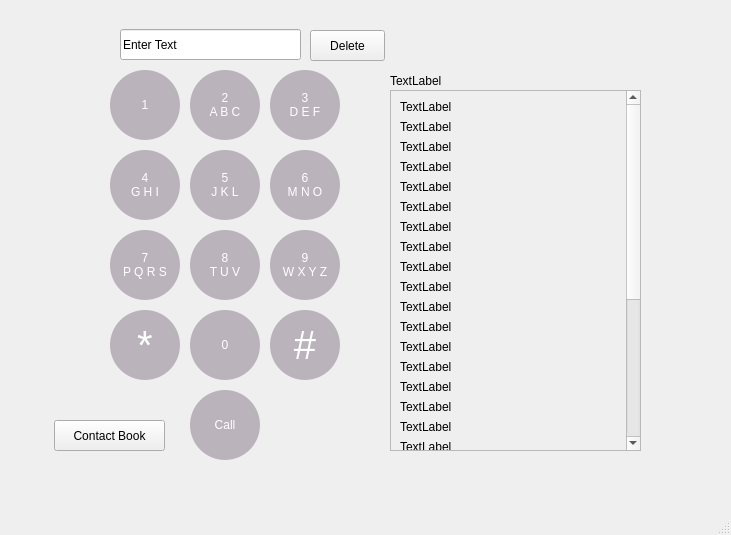
The window that mainwindow.ui (SPUKeenan/Phone) describes before a commit, drawn with Qt 5.
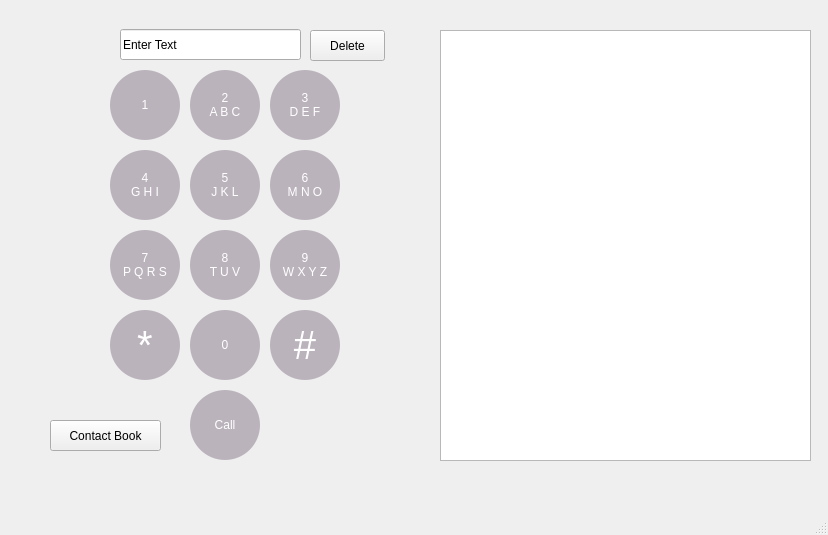
The same window after the commit.

Patch:
```diff
--- a/mainwindow.ui
+++ b/mainwindow.ui
@@ -6,7 +6,7 @@
    <rect>
     <x>0</x>
     <y>0</y>
-    <width>731</width>
+    <width>828</width>
     <height>535</height>
    </rect>
   </property>
@@ -242,245 +242,6 @@
      <string>Call</string>
     </property>
    </widget>
-   <widget class="QScrollArea" name="scrollArea">
-    <property name="geometry">
-     <rect>
-      <x>390</x>
-      <y>90</y>
-      <width>251</width>
-      <height>361</height>
-     </rect>
-    </property>
-    <property name="widgetResizable">
-     <bool>true</bool>
-    </property>
-    <widget class="QWidget" name="scrollAreaWidgetContents">
-     <property name="geometry">
-      <rect>
-       <x>0</x>
-       <y>0</y>
-       <width>234</width>
-       <height>738</height>
-      </rect>
-     </property>
-     <layout class="QGridLayout" name="gridLayout">
-      <item row="7" column="0">
-       <layout class="QVBoxLayout" name="verticalLayout">
-        <item>
-         <widget class="QLabel" name="label_3">
-          <property name="text">
-           <string>TextLabel</string>
-          </property>
-         </widget>
-        </item>
-        <item>
-         <widget class="QLabel" name="label_4">
-          <property name="text">
-           <string>TextLabel</string>
-          </property>
-         </widget>
-        </item>
-        <item>
-         <widget class="QLabel" name="label_13">
-          <property name="text">
-           <string>TextLabel</string>
-          </property>
-         </widget>
-        </item>
-        <item>
-         <widget class="QLabel" name="label_9">
-          <property name="text">
-           <string>TextLabel</string>
-          </property>
-         </widget>
-        </item>
-        <item>
-         <widget class="QLabel" name="label_11">
-          <property name="text">
-           <string>TextLabel</string>
-          </property>
-         </widget>
-        </item>
-        <item>
-         <widget class="QLabel" name="label_10">
-          <property name="text">
-           <string>TextLabel</string>
-          </property>
-         </widget>
-        </item>
-        <item>
-         <widget class="QLabel" name="label_20">
-          <property name="text">
-           <string>TextLabel</string>
-          </property>
-         </widget>
-        </item>
-        <item>
-         <widget class="QLabel" name="label_17">
-          <property name="text">
-           <string>TextLabel</string>
-          </property>
-         </widget>
-        </item>
-        <item>
-         <widget class="QLabel" name="label_23">
-          <property name="text">
-           <string>TextLabel</string>
-          </property>
-         </widget>
-        </item>
-        <item>
-         <widget class="QLabel" name="label_30">
-          <property name="text">
-           <string>TextLabel</string>
-          </property>
-         </widget>
-        </item>
-        <item>
-         <widget class="QLabel" name="label_29">
-          <property name="text">
-           <string>TextLabel</string>
-          </property>
-         </widget>
-        </item>
-        <item>
-         <widget class="QLabel" name="label_31">
-          <property name="text">
-           <string>TextLabel</string>
-          </property>
-         </widget>
-        </item>
-        <item>
-         <widget class="QLabel" name="label_24">
-          <property name="text">
-           <string>TextLabel</string>
-          </property>
-         </widget>
-        </item>
-        <item>
-         <widget class="QLabel" name="label_25">
-          <property name="text">
-           <string>TextLabel</string>
-          </property>
-         </widget>
-        </item>
-        <item>
-         <widget class="QLabel" name="label_26">
-          <property name="text">
-           <string>TextLabel</string>
-          </property>
-         </widget>
-        </item>
-        <item>
-         <widget class="QLabel" name="label_27">
-          <property name="text">
-           <string>TextLabel</string>
-          </property>
-         </widget>
-        </item>
-        <item>
-         <widget class="QLabel" name="label_28">
-          <property name="text">
-           <string>TextLabel</string>
-          </property>
-         </widget>
-        </item>
-        <item>
-         <widget class="QLabel" name="label_18">
-          <property name="text">
-           <string>TextLabel</string>
-          </property>
-         </widget>
-        </item>
-        <item>
-         <widget class="QLabel" name="label_14">
-          <property name="text">
-           <string>TextLabel</string>
-          </property>
-         </widget>
-        </item>
-        <item>
-         <widget class="QLabel" name="label_21">
-          <property name="text">
-           <string>TextLabel</string>
-          </property>
-         </widget>
-        </item>
-        <item>
-         <widget class="QLabel" name="label_15">
-          <property name="text">
-           <string>TextLabel</string>
-          </property>
-         </widget>
-        </item>
-        <item>
-         <widget class="QLabel" name="label_16">
-          <property name="text">
-           <string>TextLabel</string>
-          </property>
-         </widget>
-        </item>
-        <item>
-         <widget class="QLabel" name="label_19">
-          <property name="text">
-           <string>TextLabel</string>
-          </property>
-         </widget>
-        </item>
-        <item>
-         <widget class="QLabel" name="label_22">
-          <property name="text">
-           <string>TextLabel</string>
-          </property>
-         </widget>
-        </item>
-        <item>
-         <widget class="QLabel" name="label_12">
-          <property name="text">
-           <string>TextLabel</string>
-          </property>
-         </widget>
-        </item>
-        <item>
-         <widget class="QLabel" name="label_8">
-          <property name="text">
-           <string>TextLabel</string>
-          </property>
-         </widget>
-        </item>
-        <item>
-         <widget class="QLabel" name="label_7">
-          <property name="text">
-           <string>TextLabel</string>
-          </property>
-         </widget>
-        </item>
-        <item>
-         <widget class="QLabel" name="label_6">
-          <property name="text">
-           <string>TextLabel</string>
-          </property>
-         </widget>
-        </item>
-        <item>
-         <widget class="QLabel" name="label_5">
-          <property name="text">
-           <string>TextLabel</string>
-          </property>
-         </widget>
-        </item>
-        <item>
-         <widget class="QLabel" name="label_2">
-          <property name="text">
-           <string>TextLabel</string>
-          </property>
-         </widget>
-        </item>
-       </layout>
-      </item>
-     </layout>
-    </widget>
-   </widget>
    <widget class="QPushButton" name="poundbutton">
     <property name="geometry">
      <rect>
@@ -557,19 +318,6 @@
      <string>*</string>
     </property>
    </widget>
-   <widget class="QLabel" name="label">
-    <property name="geometry">
-     <rect>
-      <x>390</x>
-      <y>70</y>
-      <width>250</width>
-      <height>21</height>
-     </rect>
-    </property>
-    <property name="text">
-     <string>TextLabel</string>
-    </property>
-   </widget>
    <widget class="QLineEdit" name="display">
     <property name="geometry">
      <rect>
@@ -602,7 +350,7 @@
    <widget class="QPushButton" name="OpenAddressBook">
     <property name="geometry">
      <rect>
-      <x>54</x>
+      <x>50</x>
       <y>420</y>
       <width>111</width>
       <height>31</height>
@@ -612,6 +360,16 @@
      <string>Contact Book</string>
     </property>
    </widget>
+   <widget class="QTableView" name="tableView">
+    <property name="geometry">
+     <rect>
+      <x>440</x>
+      <y>30</y>
+      <width>371</width>
+      <height>431</height>
+     </rect>
+    </property>
+   </widget>
   </widget>
   <widget class="QMenuBar" name="menubar">
    <property name="geometry">
```
Left out of the diff: 2 changed lines with no effect on the pictures.
